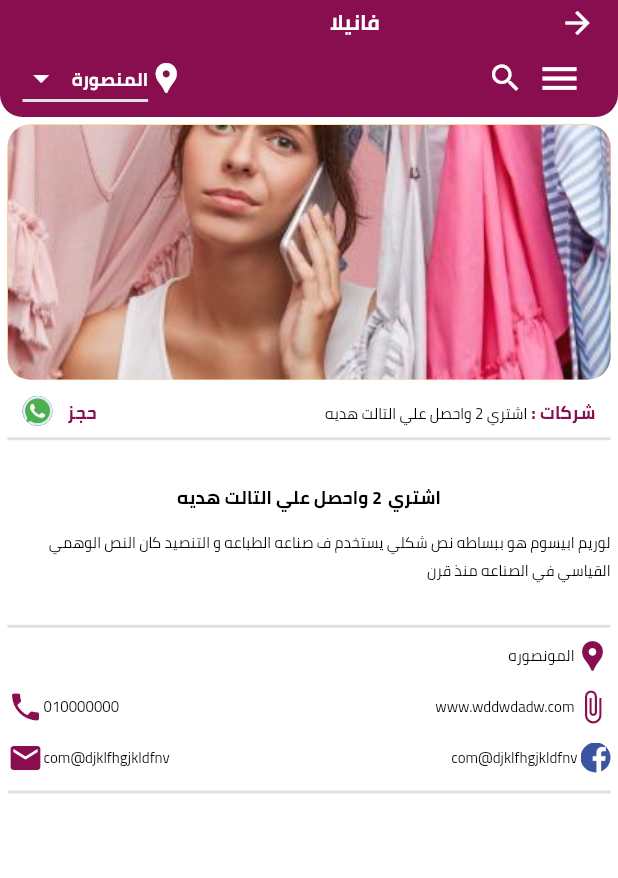
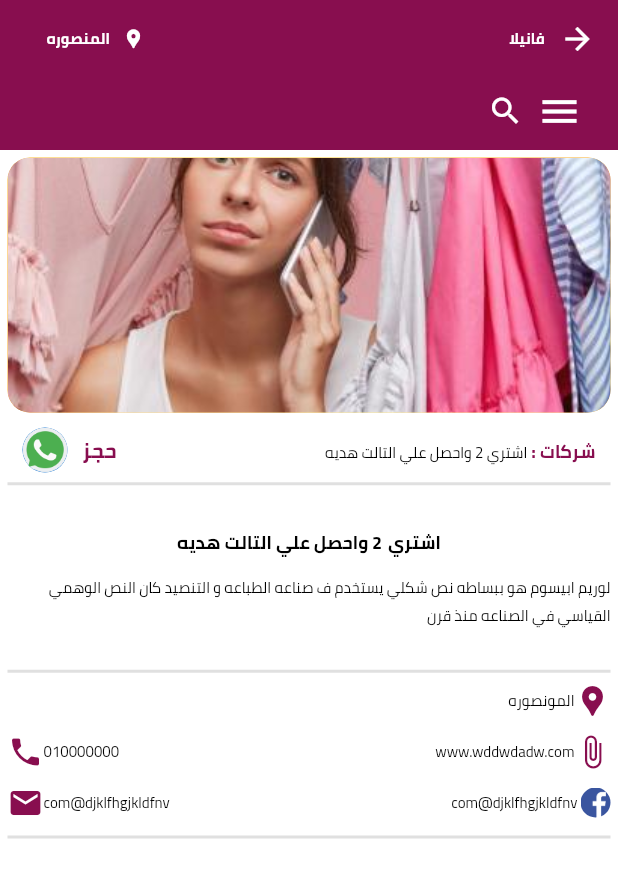
Before and after one commit to ahmedibrahim240/vanilia, a Flutter app: the OffersPage screen opened directly with sample values from the repository, on a phone screen of 412 x 824 dp. Shown: the top 878 px of the screen. Run offline on Flutter 3.47's test engine with Material 2 defaults, Android fonts, the light colour scheme and no system bars; our stand-ins replace chewie, cloud_firestore, firebase_auth, firebase_storage, image_cropper, image_picker and 3 more; missing offline and left inert: code_fields, flutter_phone_direct_caller; accounts and stored records are empty.

Commit message:
edit offerPage AppBar and sized of whatsApp Icon

```diff
--- a/lib/screenes/wrapper/home/menu/offersPage.dart
+++ b/lib/screenes/wrapper/home/menu/offersPage.dart
@@ -3,9 +3,9 @@ import 'package:vanillia/constants/constans.dart';
 import 'package:vanillia/constants/themes.dart';
 import 'package:vanillia/localization/language_constants.dart';
 import 'package:vanillia/model/Chat.dart';
-import 'package:vanillia/model/user.dart';
 import 'package:vanillia/screenes/wrapper/home/menu/menu.dart';
 
+import '../../../../cityPage.dart';
 import '../../../search.dart';
 
 class OffersPage extends StatefulWidget {
@@ -29,19 +29,8 @@ class _OffersPageState extends State<OffersPage> {
         elevation: 0.0,
       ),
       key: scaffoldKey,
-      drawer: ClipRRect(
-        borderRadius: (UserData.appLang == 'ar_EG')
-            ? BorderRadius.only(
-                topLeft: Radius.circular(100),
-                bottomLeft: Radius.circular(100),
-              )
-            : BorderRadius.only(
-                topRight: Radius.circular(100),
-                bottomRight: Radius.circular(100),
-              ),
-        child: Drawer(
+      drawer: Drawer(
         child: Menu(),
-        ),
       ),
       body: ListView(
         children: [
@@ -108,12 +97,12 @@ class _OffersPageState extends State<OffersPage> {
                         children: [
                           Text(
                             'حجز',
-                            style:
-                                AppTheme.heading.copyWith(color: customColor),
+                            style: AppTheme.heading
+                                .copyWith(color: customColor, fontSize: 14),
                           ),
                           SizedBox(width: 10),
                           CircleAvatar(
-                            maxRadius: 10,
+                            maxRadius: 15,
                             backgroundImage:
                                 AssetImage('lib/images/whatsapp.png'),
                           ),
@@ -261,12 +250,11 @@ class _OffersPageState extends State<OffersPage> {
       padding: EdgeInsets.symmetric(vertical: 2, horizontal: 15),
       decoration: BoxDecoration(
         color: Color(0xfff880e4f),
-        borderRadius: BorderRadius.only(
-          bottomLeft: Radius.circular(15),
-          bottomRight: Radius.circular(15),
-        ),
       ),
       child: Column(
+        children: [
+          Row(
+            mainAxisAlignment: MainAxisAlignment.spaceBetween,
             children: [
               Row(
                 children: [
@@ -277,21 +265,46 @@ class _OffersPageState extends State<OffersPage> {
                       color: Colors.white,
                     ),
                   ),
-              SizedBox(
-                width: 120,
-              ),
+                  SizedBox(width: 10),
                   Text(
                     getTranslated(context, 'vanillia'),
                     style: AppTheme.heading.copyWith(
                       color: Colors.white,
-                  fontSize: 14,
+                      fontSize: 10,
+                    ),
+                  ),
+                ],
+              ),
+              FlatButton.icon(
+                onPressed: () {
+                  Navigator.of(context).push(
+                    MaterialPageRoute(
+                      builder: (_) => CityPage(),
+                    ),
+                  );
+                },
+                // shape: RoundedRectangleBorder(
+                //   borderRadius: BorderRadius.circular(30),
+                //   side: BorderSide(
+                //     color: Colors.white,
+                //   ),
+                // ),
+                icon: Icon(
+                  Icons.location_pin,
+                  color: Colors.white,
+                  size: 15,
+                ),
+                label: Text(
+                  'المنصوره',
+                  style: AppTheme.heading.copyWith(
+                    color: Colors.white,
+                    fontSize: 10,
+                  ),
                 ),
               ),
             ],
           ),
           Row(
-            mainAxisAlignment: MainAxisAlignment.spaceBetween,
-            crossAxisAlignment: CrossAxisAlignment.center,
             children: [
               Row(
                 children: [
@@ -317,7 +330,6 @@ class _OffersPageState extends State<OffersPage> {
                   ),
                 ],
               ),
-              CityList(),
             ],
           ),
         ],
```
Lines whose indentation alone changed are shown as unchanged.
